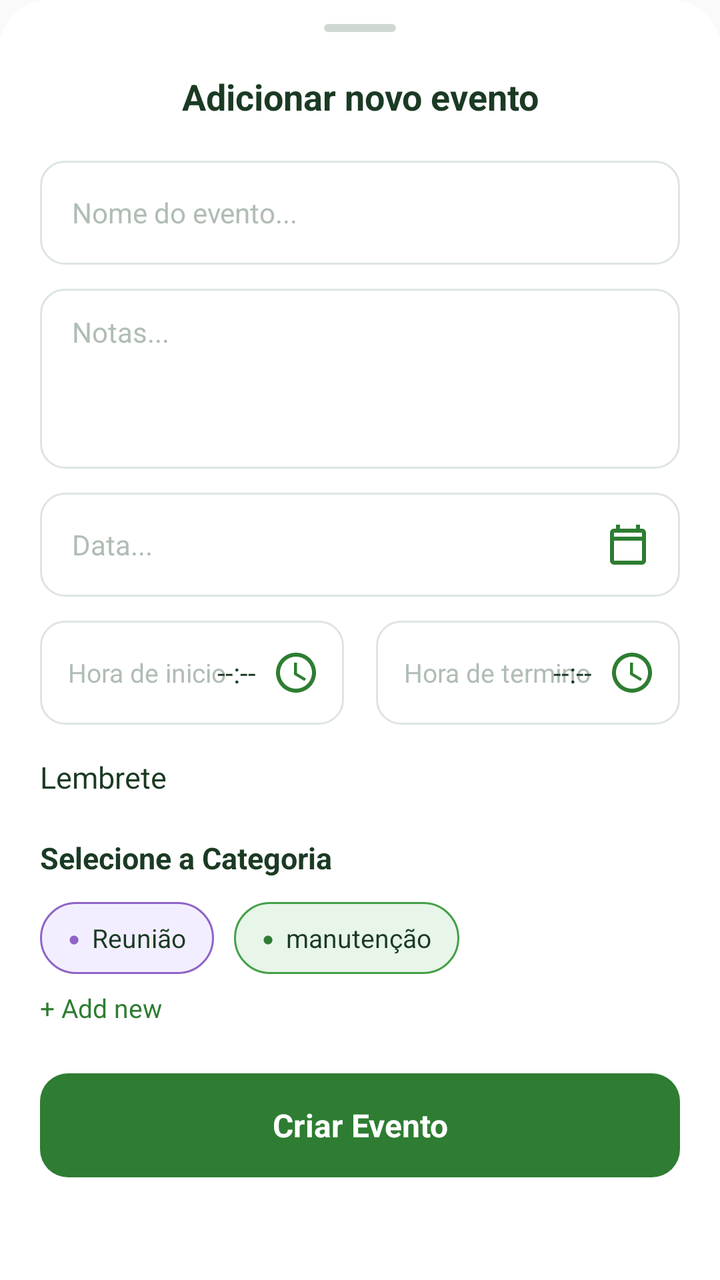
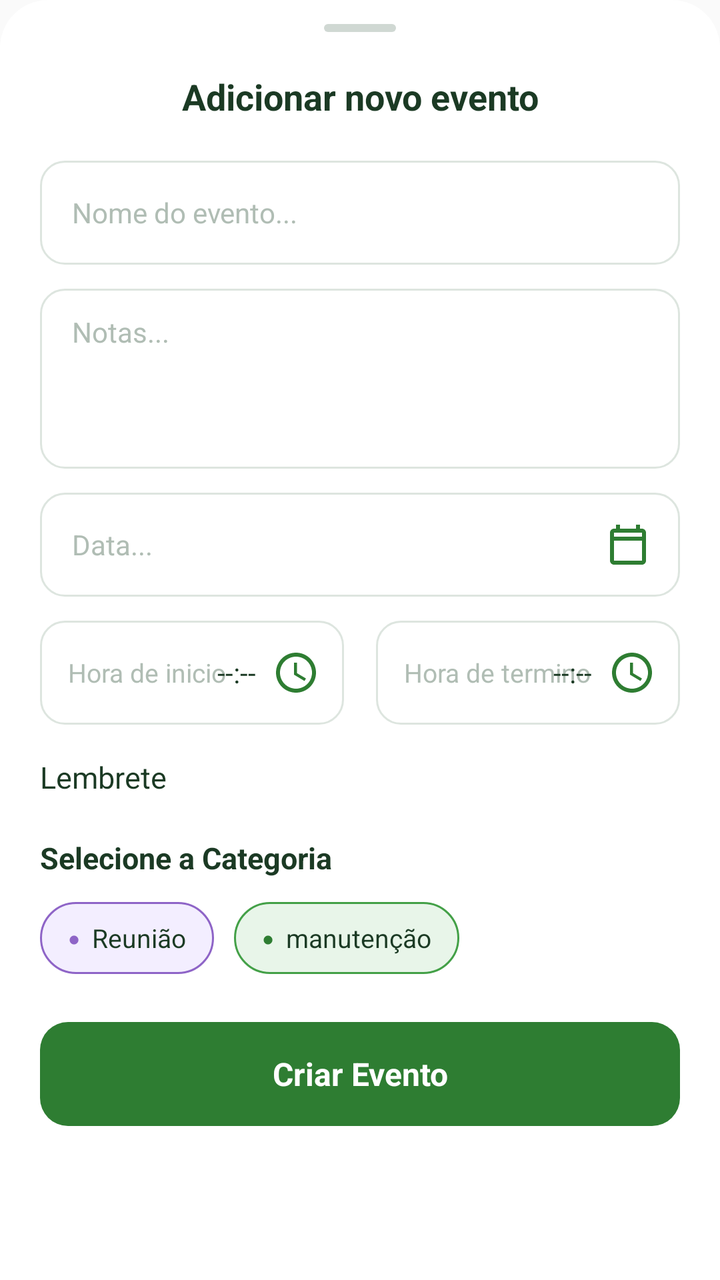

Two renders of the same Android screen: before a commit and after it. Below are the layout's source before the change and the commit's diff.
<!-- AndroidManifest.xml: application theme android:Theme.Material.Light.NoActionBar -->
<!-- res/layout/bottom_sheet_add_event.xml -->
<LinearLayout android:layout_width="match_parent" android:layout_height="wrap_content" android:orientation="vertical" android:background="@drawable/bg_bottom_sheet" android:paddingLeft="20dp" android:paddingRight="20dp" android:paddingBottom="30dp" xmlns:android="http://schemas.android.com/apk/res/android"><View android:layout_width="36dp" android:layout_height="4dp" android:layout_gravity="center_horizontal" android:layout_marginTop="12dp" android:layout_marginBottom="20dp" android:background="@drawable/bg_drag_handle" /><TextView android:layout_width="match_parent" android:layout_height="wrap_content" android:text="Adicionar novo evento" android:textSize="18sp" android:textStyle="bold" android:textColor="#1B3A24" android:gravity="center" android:layout_marginBottom="20dp" /><EditText android:id="@+id/etEventName" android:layout_width="match_parent" android:layout_height="52dp" android:hint="Nome do evento..." android:textColorHint="#B0BDB4" android:textColor="#1B3A24" android:textSize="14sp" android:background="@drawable/bg_input_field" android:paddingLeft="16dp" android:paddingRight="16dp" android:inputType="text" android:layout_marginBottom="12dp" /><EditText android:id="@+id/etNotes" android:layout_width="match_parent" android:layout_height="90dp" android:hint="Notas..." android:textColorHint="#B0BDB4" android:textColor="#1B3A24" android:textSize="14sp" android:background="@drawable/bg_input_field" android:paddingLeft="16dp" android:paddingRight="16dp" android:paddingTop="12dp" android:gravity="top" android:inputType="textMultiLine" android:layout_marginBottom="12dp" /><RelativeLayout android:layout_width="match_parent" android:layout_height="52dp" android:background="@drawable/bg_input_field" android:layout_marginBottom="12dp"><EditText android:id="@+id/etDate" android:layout_width="match_parent" android:layout_height="match_parent" android:hint="Data..." android:textColorHint="#B0BDB4" android:textColor="#1B3A24" android:textSize="14sp" android:background="@null" android:paddingLeft="16dp" android:paddingRight="52dp" android:focusable="false" android:clickable="true" android:inputType="none" /><ImageView android:layout_width="24dp" android:layout_height="24dp" android:layout_alignParentRight="true" android:layout_centerVertical="true" android:layout_marginRight="14dp" android:src="@drawable/ic_calendar_green" /></RelativeLayout><LinearLayout android:layout_width="match_parent" android:layout_height="wrap_content" android:orientation="horizontal" android:layout_marginBottom="16dp"><RelativeLayout android:layout_width="0dp" android:layout_height="52dp" android:layout_weight="1" android:layout_marginRight="8dp" android:background="@drawable/bg_input_field"><TextView android:layout_width="wrap_content" android:layout_height="wrap_content" android:layout_centerVertical="true" android:layout_alignParentLeft="true" android:layout_marginLeft="14dp" android:text="Hora de inicio" android:textSize="13sp" android:textColor="#B0BDB4" /><TextView android:id="@+id/txtStartTime" android:layout_width="wrap_content" android:layout_height="wrap_content" android:layout_centerVertical="true" android:layout_toLeftOf="@id/btnStartTime" android:layout_marginRight="8dp" android:text="--:--" android:textSize="14sp" android:textColor="#1B3A24" /><ImageView android:id="@+id/btnStartTime" android:layout_width="24dp" android:layout_height="24dp" android:layout_alignParentRight="true" android:layout_centerVertical="true" android:layout_marginRight="12dp" android:src="@drawable/ic_clock_green" android:clickable="true" android:focusable="true" /></RelativeLayout><RelativeLayout android:layout_width="0dp" android:layout_height="52dp" android:layout_weight="1" android:layout_marginLeft="8dp" android:background="@drawable/bg_input_field"><TextView android:layout_width="wrap_content" android:layout_height="wrap_content" android:layout_centerVertical="true" android:layout_alignParentLeft="true" android:layout_marginLeft="14dp" android:text="Hora de termino" android:textSize="13sp" android:textColor="#B0BDB4" /><TextView android:id="@+id/txtEndTime" android:layout_width="wrap_content" android:layout_height="wrap_content" android:layout_centerVertical="true" android:layout_toLeftOf="@id/btnEndTime" android:layout_marginRight="8dp" android:text="--:--" android:textSize="14sp" android:textColor="#1B3A24" /><ImageView android:id="@+id/btnEndTime" android:layout_width="24dp" android:layout_height="24dp" android:layout_alignParentRight="true" android:layout_centerVertical="true" android:layout_marginRight="12dp" android:src="@drawable/ic_clock_green" android:clickable="true" android:focusable="true" /></RelativeLayout></LinearLayout><LinearLayout android:layout_width="match_parent" android:layout_height="wrap_content" android:orientation="horizontal" android:gravity="center_vertical" android:layout_marginBottom="20dp"><TextView android:layout_width="0dp" android:layout_height="wrap_content" android:layout_weight="1" android:text="Lembrete" android:textSize="15sp" android:textColor="#1B3A24" /><Switch android:id="@+id/switchReminder" android:layout_width="wrap_content" android:layout_height="wrap_content" android:checked="true" android:thumb="@drawable/bg_circle_white" android:track="@drawable/bg_switch_track_green" /></LinearLayout><TextView android:layout_width="match_parent" android:layout_height="wrap_content" android:text="Selecione a Categoria" android:textSize="15sp" android:textStyle="bold" android:textColor="#1B3A24" android:layout_marginBottom="12dp" /><LinearLayout android:layout_width="match_parent" android:layout_height="wrap_content" android:orientation="horizontal" android:layout_marginBottom="8dp"><LinearLayout android:id="@+id/chipReuniao" android:layout_width="wrap_content" android:layout_height="36dp" android:orientation="horizontal" android:gravity="center_vertical" android:background="@drawable/bg_chip_purple" android:paddingLeft="14dp" android:paddingRight="14dp" android:layout_marginRight="10dp" android:clickable="true" android:focusable="true"><TextView android:layout_width="wrap_content" android:layout_height="wrap_content" android:text="●" android:textSize="10sp" android:textColor="#8E64C7" android:layout_marginRight="6dp" /><TextView android:layout_width="wrap_content" android:layout_height="wrap_content" android:text="Reunião" android:textSize="13sp" android:textColor="#1B3A24" /></LinearLayout><LinearLayout android:id="@+id/chipManutencao" android:layout_width="wrap_content" android:layout_height="36dp" android:orientation="horizontal" android:gravity="center_vertical" android:background="@drawable/bg_chip_green" android:paddingLeft="14dp" android:paddingRight="14dp" android:clickable="true" android:focusable="true"><TextView android:layout_width="wrap_content" android:layout_height="wrap_content" android:text="●" android:textSize="10sp" android:textColor="#2E7D32" android:layout_marginRight="6dp" /><TextView android:layout_width="wrap_content" android:layout_height="wrap_content" android:text="manutenção" android:textSize="13sp" android:textColor="#1B3A24" /></LinearLayout></LinearLayout><TextView android:id="@+id/btnAddCategory" android:layout_width="wrap_content" android:layout_height="wrap_content" android:text="+ Add new" android:textSize="13sp" android:textColor="#2E7D32" android:layout_marginBottom="24dp" android:clickable="true" android:focusable="true" /><TextView android:id="@+id/btnCreateEvent" android:layout_width="match_parent" android:layout_height="52dp" android:background="@drawable/bg_btn_green" android:text="Criar Evento" android:textSize="16sp" android:textStyle="bold" android:textColor="#FFFFFF" android:gravity="center" android:clickable="true" android:focusable="true" /></LinearLayout>
<!-- resources referenced by this layout -->
<resources>
  <!-- drawable bg_bottom_sheet (drawable) -->
  <shape android:shape="rectangle" xmlns:android="http://schemas.android.com/apk/res/android"><solid android:color="#FFFFFF" /><corners android:topLeftRadius="24dp" android:topRightRadius="24dp" /></shape>
  <!-- drawable bg_btn_green (drawable) -->
  <shape android:shape="rectangle" xmlns:android="http://schemas.android.com/apk/res/android"><solid android:color="#2E7D32" /><corners android:radius="14dp" /></shape>
  <!-- drawable bg_chip_green (drawable) -->
  <shape android:shape="rectangle" xmlns:android="http://schemas.android.com/apk/res/android"><solid android:color="#E8F5E9" /><stroke android:width="1dp" android:color="#43A047" /><corners android:radius="20dp" /></shape>
  <!-- drawable bg_chip_purple (drawable) -->
  <shape android:shape="rectangle" xmlns:android="http://schemas.android.com/apk/res/android"><solid android:color="#F3EEFF" /><stroke android:width="1dp" android:color="#8E64C7" /><corners android:radius="20dp" /></shape>
  <!-- drawable bg_circle_white (drawable) -->
  <shape android:shape="oval" xmlns:android="http://schemas.android.com/apk/res/android"><solid android:color="#FFFFFF" /></shape>
  <!-- drawable bg_drag_handle (drawable) -->
  <shape android:shape="rectangle" xmlns:android="http://schemas.android.com/apk/res/android"><solid android:color="#D0D8D3" /><corners android:radius="4dp" /></shape>
  <!-- drawable bg_input_field (drawable) -->
  <shape android:shape="rectangle" xmlns:android="http://schemas.android.com/apk/res/android"><solid android:color="#FFFFFF" /><stroke android:width="1dp" android:color="#DDE5DF" /><corners android:radius="12dp" /></shape>
  <!-- drawable bg_switch_track_green (drawable) -->
  <selector xmlns:android="http://schemas.android.com/apk/res/android"><item android:state_checked="true"><shape android:shape="rectangle"><solid android:color="#43A047" /><corners android:radius="20dp" /></shape></item><item><shape android:shape="rectangle"><solid android:color="#C7CDCA" /><corners android:radius="20dp" /></shape></item></selector>
  <!-- drawable ic_calendar_green (drawable) -->
  <vector android:width="24dp" android:height="24dp" android:viewportWidth="24" android:viewportHeight="24" xmlns:android="http://schemas.android.com/apk/res/android"><path android:fillColor="#2E7D32" android:pathData="M19,4H18V2H16V4H8V2H6V4H5C3.89,4 3,4.9 3,6V20C3,21.1 3.89,22 5,22H19C20.1,22 21,21.1 21,20V6C21,4.9 20.1,4 19,4ZM19,20H5V10H19V20ZM19,8H5V6H19V8Z" /></vector>
  <!-- drawable ic_clock_green (drawable) -->
  <vector android:width="24dp" android:height="24dp" android:viewportWidth="24" android:viewportHeight="24" xmlns:android="http://schemas.android.com/apk/res/android"><path android:fillColor="#2E7D32" android:pathData="M11.99,2C6.47,2 2,6.48 2,12s4.47,10 9.99,10C17.52,22 22,17.52 22,12S17.52,2 11.99,2ZM12,20C7.58,20 4,16.42 4,12S7.58,4 12,4s8,3.58 8,8-3.58,8-8,8ZM12.5,7H11V13L16.25,16.15L17,14.92L12.5,12.25V7Z" /></vector>
</resources>

<!-- the commit's change to res/layout/bottom_sheet_add_event.xml (unified diff, before → after) -->
@@ -1 +1 @@
-<LinearLayout android:layout_width="match_parent" android:layout_height="wrap_content" android:orientation="vertical" android:background="@drawable/bg_bottom_sheet" android:paddingLeft="20dp" android:paddingRight="20dp" android:paddingBottom="30dp" xmlns:android="http://schemas.android.com/apk/res/android"><View android:layout_width="36dp" android:layout_height="4dp" android:layout_gravity="center_horizontal" android:layout_marginTop="12dp" android:layout_marginBottom="20dp" android:background="@drawable/bg_drag_handle" /><TextView android:layout_width="match_parent" android:layout_height="wrap_content" android:text="Adicionar novo evento" android:textSize="18sp" android:textStyle="bold" android:textColor="#1B3A24" android:gravity="center" android:layout_marginBottom="20dp" /><EditText android:id="@+id/etEventName" android:layout_width="match_parent" android:layout_height="52dp" android:hint="Nome do evento..." android:textColorHint="#B0BDB4" android:textColor="#1B3A24" android:textSize="14sp" android:background="@drawable/bg_input_field" android:paddingLeft="16dp" android:paddingRight="16dp" android:inputType="text" android:layout_marginBottom="12dp" /><EditText android:id="@+id/etNotes" android:layout_width="match_parent" android:layout_height="90dp" android:hint="Notas..." android:textColorHint="#B0BDB4" android:textColor="#1B3A24" android:textSize="14sp" android:background="@drawable/bg_input_field" android:paddingLeft="16dp" android:paddingRight="16dp" android:paddingTop="12dp" android:gravity="top" android:inputType="textMultiLine" android:layout_marginBottom="12dp" /><RelativeLayout android:layout_width="match_parent" android:layout_height="52dp" android:background="@drawable/bg_input_field" android:layout_marginBottom="12dp"><EditText android:id="@+id/etDate" android:layout_width="match_parent" android:layout_height="match_parent" android:hint="Data..." android:textColorHint="#B0BDB4" android:textColor="#1B3A24" android:textSize="14sp" android:background="@null" android:paddingLeft="16dp" android:paddingRight="52dp" android:focusable="false" android:clickable="true" android:inputType="none" /><ImageView android:layout_width="24dp" android:layout_height="24dp" android:layout_alignParentRight="true" android:layout_centerVertical="true" android:layout_marginRight="14dp" android:src="@drawable/ic_calendar_green" /></RelativeLayout><LinearLayout android:layout_width="match_parent" android:layout_height="wrap_content" android:orientation="horizontal" android:layout_marginBottom="16dp"><RelativeLayout android:layout_width="0dp" android:layout_height="52dp" android:layout_weight="1" android:layout_marginRight="8dp" android:background="@drawable/bg_input_field"><TextView android:layout_width="wrap_content" android:layout_height="wrap_content" android:layout_centerVertical="true" android:layout_alignParentLeft="true" android:layout_marginLeft="14dp" android:text="Hora de inicio" android:textSize="13sp" android:textColor="#B0BDB4" /><TextView android:id="@+id/txtStartTime" android:layout_width="wrap_content" android:layout_height="wrap_content" android:layout_centerVertical="true" android:layout_toLeftOf="@id/btnStartTime" android:layout_marginRight="8dp" android:text="--:--" android:textSize="14sp" android:textColor="#1B3A24" /><ImageView android:id="@+id/btnStartTime" android:layout_width="24dp" android:layout_height="24dp" android:layout_alignParentRight="true" android:layout_centerVertical="true" android:layout_marginRight="12dp" android:src="@drawable/ic_clock_green" android:clickable="true" android:focusable="true" /></RelativeLayout><RelativeLayout android:layout_width="0dp" android:layout_height="52dp" android:layout_weight="1" android:layout_marginLeft="8dp" android:background="@drawable/bg_input_field"><TextView android:layout_width="wrap_content" android:layout_height="wrap_content" android:layout_centerVertical="true" android:layout_alignParentLeft="true" android:layout_marginLeft="14dp" android:text="Hora de termino" android:textSize="13sp" android:textColor="#B0BDB4" /><TextView android:id="@+id/txtEndTime" android:layout_width="wrap_content" android:layout_height="wrap_content" android:layout_centerVertical="true" android:layout_toLeftOf="@id/btnEndTime" android:layout_marginRight="8dp" android:text="--:--" android:textSize="14sp" android:textColor="#1B3A24" /><ImageView android:id="@+id/btnEndTime" android:layout_width="24dp" android:layout_height="24dp" android:layout_alignParentRight="true" android:layout_centerVertical="true" android:layout_marginRight="12dp" android:src="@drawable/ic_clock_green" android:clickable="true" android:focusable="true" /></RelativeLayout></LinearLayout><LinearLayout android:layout_width="match_parent" android:layout_height="wrap_content" android:orientation="horizontal" android:gravity="center_vertical" android:layout_marginBottom="20dp"><TextView android:layout_width="0dp" android:layout_height="wrap_content" android:layout_weight="1" android:text="Lembrete" android:textSize="15sp" android:textColor="#1B3A24" /><Switch android:id="@+id/switchReminder" android:layout_width="wrap_content" android:layout_height="wrap_content" android:checked="true" android:thumb="@drawable/bg_circle_white" android:track="@drawable/bg_switch_track_green" /></LinearLayout><TextView android:layout_width="match_parent" android:layout_height="wrap_content" android:text="Selecione a Categoria" android:textSize="15sp" android:textStyle="bold" android:textColor="#1B3A24" android:layout_marginBottom="12dp" /><LinearLayout android:layout_width="match_parent" android:layout_height="wrap_content" android:orientation="horizontal" android:layout_marginBottom="8dp"><LinearLayout android:id="@+id/chipReuniao" android:layout_width="wrap_content" android:layout_height="36dp" android:orientation="horizontal" android:gravity="center_vertical" android:background="@drawable/bg_chip_purple" android:paddingLeft="14dp" android:paddingRight="14dp" android:layout_marginRight="10dp" android:clickable="true" android:focusable="true"><TextView android:layout_width="wrap_content" android:layout_height="wrap_content" android:text="●" android:textSize="10sp" android:textColor="#8E64C7" android:layout_marginRight="6dp" /><TextView android:layout_width="wrap_content" android:layout_height="wrap_content" android:text="Reunião" android:textSize="13sp" android:textColor="#1B3A24" /></LinearLayout><LinearLayout android:id="@+id/chipManutencao" android:layout_width="wrap_content" android:layout_height="36dp" android:orientation="horizontal" android:gravity="center_vertical" android:background="@drawable/bg_chip_green" android:paddingLeft="14dp" android:paddingRight="14dp" android:clickable="true" android:focusable="true"><TextView android:layout_width="wrap_content" android:layout_height="wrap_content" android:text="●" android:textSize="10sp" android:textColor="#2E7D32" android:layout_marginRight="6dp" /><TextView android:layout_width="wrap_content" android:layout_height="wrap_content" android:text="manutenção" android:textSize="13sp" android:textColor="#1B3A24" /></LinearLayout></LinearLayout><TextView android:id="@+id/btnAddCategory" android:layout_width="wrap_content" android:layout_height="wrap_content" android:text="+ Add new" android:textSize="13sp" android:textColor="#2E7D32" android:layout_marginBottom="24dp" android:clickable="true" android:focusable="true" /><TextView android:id="@+id/btnCreateEvent" android:layout_width="match_parent" android:layout_height="52dp" android:background="@drawable/bg_btn_green" android:text="Criar Evento" android:textSize="16sp" android:textStyle="bold" android:textColor="#FFFFFF" android:gravity="center" android:clickable="true" android:focusable="true" /></LinearLayout>
+<LinearLayout android:layout_width="match_parent" android:layout_height="wrap_content" android:orientation="vertical" android:background="@drawable/bg_bottom_sheet" android:paddingLeft="20dp" android:paddingRight="20dp" android:paddingBottom="30dp" xmlns:android="http://schemas.android.com/apk/res/android"><View android:layout_width="36dp" android:layout_height="4dp" android:layout_gravity="center_horizontal" android:layout_marginTop="12dp" android:layout_marginBottom="20dp" android:background="@drawable/bg_drag_handle" /><TextView android:layout_width="match_parent" android:layout_height="wrap_content" android:text="Adicionar novo evento" android:textSize="18sp" android:textStyle="bold" android:textColor="#1B3A24" android:gravity="center" android:layout_marginBottom="20dp" /><EditText android:id="@+id/etEventName" android:layout_width="match_parent" android:layout_height="52dp" android:hint="Nome do evento..." android:textColorHint="#B0BDB4" android:textColor="#1B3A24" android:textSize="14sp" android:background="@drawable/bg_input_field" android:paddingLeft="16dp" android:paddingRight="16dp" android:inputType="text" android:layout_marginBottom="12dp" /><EditText android:id="@+id/etNotes" android:layout_width="match_parent" android:layout_height="90dp" android:hint="Notas..." android:textColorHint="#B0BDB4" android:textColor="#1B3A24" android:textSize="14sp" android:background="@drawable/bg_input_field" android:paddingLeft="16dp" android:paddingRight="16dp" android:paddingTop="12dp" android:gravity="top" android:inputType="textMultiLine" android:layout_marginBottom="12dp" /><RelativeLayout android:layout_width="match_parent" android:layout_height="52dp" android:background="@drawable/bg_input_field" android:layout_marginBottom="12dp"><EditText android:id="@+id/etDate" android:layout_width="match_parent" android:layout_height="match_parent" android:hint="Data..." android:textColorHint="#B0BDB4" android:textColor="#1B3A24" android:textSize="14sp" android:background="@null" android:paddingLeft="16dp" android:paddingRight="52dp" android:focusable="false" android:clickable="true" android:inputType="none" /><ImageView android:layout_width="24dp" android:layout_height="24dp" android:layout_alignParentRight="true" android:layout_centerVertical="true" android:layout_marginRight="14dp" android:src="@drawable/ic_calendar_green" /></RelativeLayout><LinearLayout android:layout_width="match_parent" android:layout_height="wrap_content" android:orientation="horizontal" android:layout_marginBottom="16dp"><RelativeLayout android:layout_width="0dp" android:layout_height="52dp" android:layout_weight="1" android:layout_marginRight="8dp" android:background="@drawable/bg_input_field"><TextView android:layout_width="wrap_content" android:layout_height="wrap_content" android:layout_centerVertical="true" android:layout_alignParentLeft="true" android:layout_marginLeft="14dp" android:text="Hora de inicio" android:textSize="13sp" android:textColor="#B0BDB4" /><TextView android:id="@+id/txtStartTime" android:layout_width="wrap_content" android:layout_height="wrap_content" android:layout_centerVertical="true" android:layout_toLeftOf="@id/btnStartTime" android:layout_marginRight="8dp" android:text="--:--" android:textSize="14sp" android:textColor="#1B3A24" /><ImageView android:id="@+id/btnStartTime" android:layout_width="24dp" android:layout_height="24dp" android:layout_alignParentRight="true" android:layout_centerVertical="true" android:layout_marginRight="12dp" android:src="@drawable/ic_clock_green" android:clickable="true" android:focusable="true" /></RelativeLayout><RelativeLayout android:layout_width="0dp" android:layout_height="52dp" android:layout_weight="1" android:layout_marginLeft="8dp" android:background="@drawable/bg_input_field"><TextView android:layout_width="wrap_content" android:layout_height="wrap_content" android:layout_centerVertical="true" android:layout_alignParentLeft="true" android:layout_marginLeft="14dp" android:text="Hora de termino" android:textSize="13sp" android:textColor="#B0BDB4" /><TextView android:id="@+id/txtEndTime" android:layout_width="wrap_content" android:layout_height="wrap_content" android:layout_centerVertical="true" android:layout_toLeftOf="@id/btnEndTime" android:layout_marginRight="8dp" android:text="--:--" android:textSize="14sp" android:textColor="#1B3A24" /><ImageView android:id="@+id/btnEndTime" android:layout_width="24dp" android:layout_height="24dp" android:layout_alignParentRight="true" android:layout_centerVertical="true" android:layout_marginRight="12dp" android:src="@drawable/ic_clock_green" android:clickable="true" android:focusable="true" /></RelativeLayout></LinearLayout><LinearLayout android:layout_width="match_parent" android:layout_height="wrap_content" android:orientation="horizontal" android:gravity="center_vertical" android:layout_marginBottom="20dp"><TextView android:layout_width="0dp" android:layout_height="wrap_content" android:layout_weight="1" android:text="Lembrete" android:textSize="15sp" android:textColor="#1B3A24" /><Switch android:id="@+id/switchReminder" android:layout_width="wrap_content" android:layout_height="wrap_content" android:checked="true" android:thumb="@drawable/bg_circle_white" android:track="@drawable/bg_switch_track_green" /></LinearLayout><TextView android:layout_width="match_parent" android:layout_height="wrap_content" android:text="Selecione a Categoria" android:textSize="15sp" android:textStyle="bold" android:textColor="#1B3A24" android:layout_marginBottom="12dp" /><LinearLayout android:layout_width="match_parent" android:layout_height="wrap_content" android:orientation="horizontal" android:layout_marginBottom="24dp"><LinearLayout android:id="@+id/chipReuniao" android:layout_width="wrap_content" android:layout_height="36dp" android:orientation="horizontal" android:gravity="center_vertical" android:background="@drawable/bg_chip_purple" android:paddingLeft="14dp" android:paddingRight="14dp" android:layout_marginRight="10dp" android:clickable="true" android:focusable="true"><TextView android:layout_width="wrap_content" android:layout_height="wrap_content" android:text="●" android:textSize="10sp" android:textColor="#8E64C7" android:layout_marginRight="6dp" /><TextView android:layout_width="wrap_content" android:layout_height="wrap_content" android:text="Reunião" android:textSize="13sp" android:textColor="#1B3A24" /></LinearLayout><LinearLayout android:id="@+id/chipManutencao" android:layout_width="wrap_content" android:layout_height="36dp" android:orientation="horizontal" android:gravity="center_vertical" android:background="@drawable/bg_chip_green" android:paddingLeft="14dp" android:paddingRight="14dp" android:clickable="true" android:focusable="true"><TextView android:layout_width="wrap_content" android:layout_height="wrap_content" android:text="●" android:textSize="10sp" android:textColor="#2E7D32" android:layout_marginRight="6dp" /><TextView android:layout_width="wrap_content" android:layout_height="wrap_content" android:text="manutenção" android:textSize="13sp" android:textColor="#1B3A24" /></LinearLayout></LinearLayout><TextView android:id="@+id/btnCreateEvent" android:layout_width="match_parent" android:layout_height="52dp" android:background="@drawable/bg_btn_green" android:text="Criar Evento" android:textSize="16sp" android:textStyle="bold" android:textColor="#FFFFFF" android:gravity="center" android:clickable="true" android:focusable="true" /></LinearLayout>
